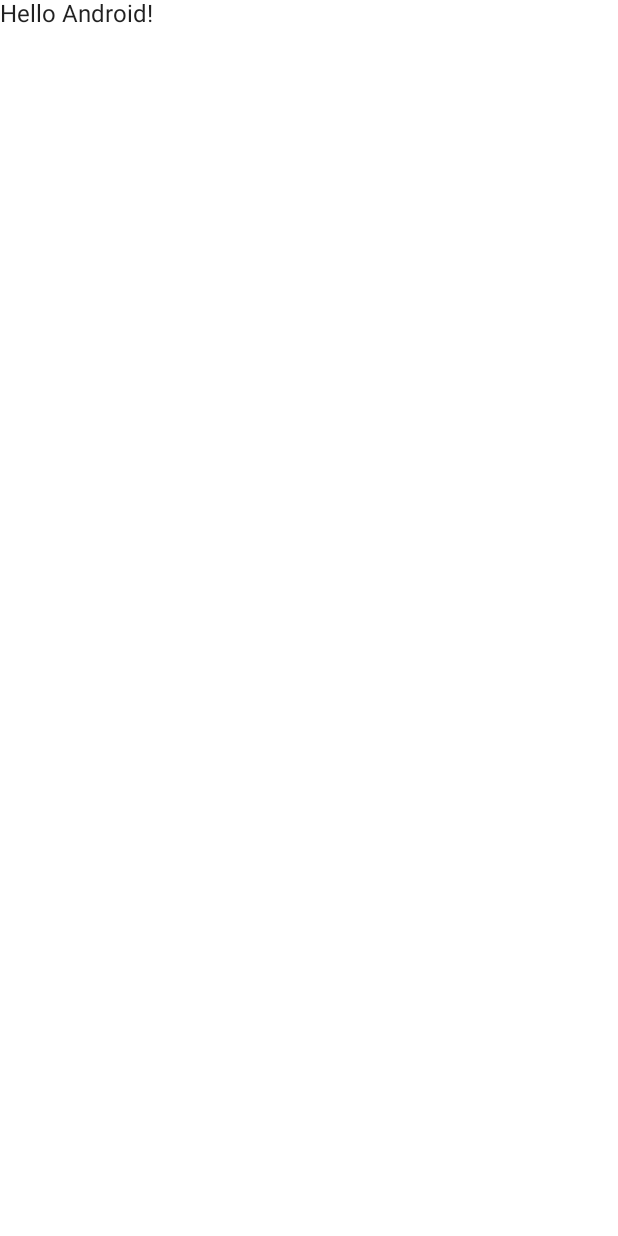
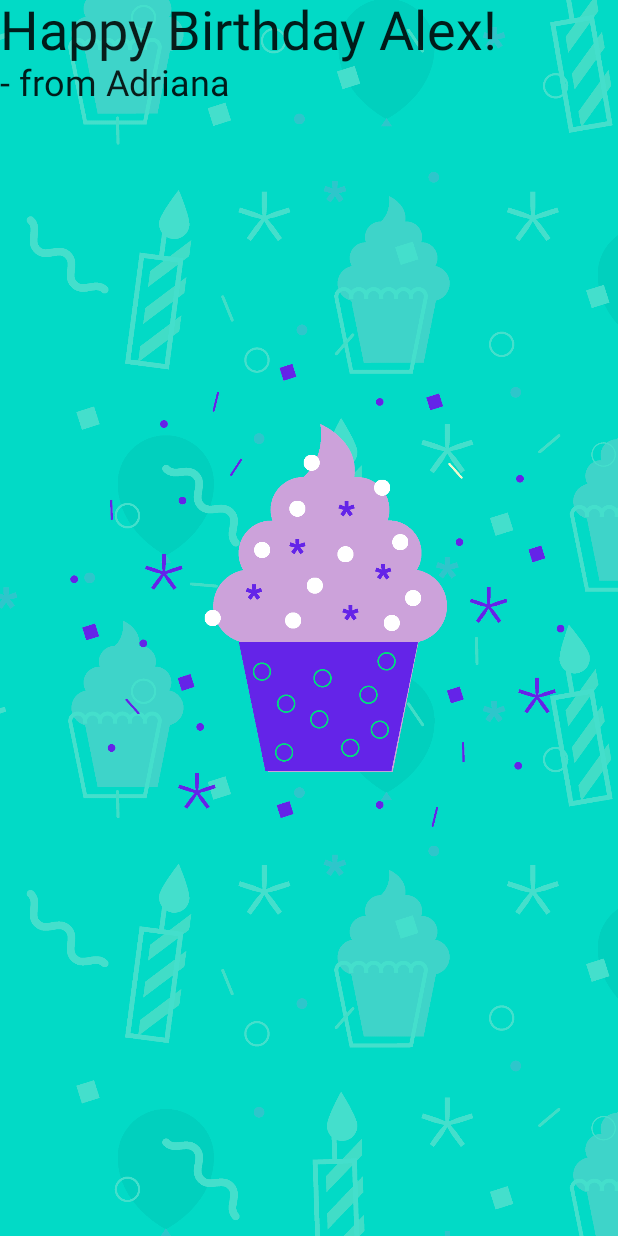
Before and after one commit to AdrianaRoza/Happy_Birthday, an Android app built with Jetpack Compose: the screen it shows after launch (MainActivity), on a phone screen of 412 x 824 dp. Before the commit the screen is almost empty. Run offline under Robolectric (Android 15) with nearby library versions, the phone set to English and light mode, and no system bars.

Commit message:
feat: add_mergeable_image

```diff
--- a/app/src/main/java/com/example/happybirthday/MainActivity.kt
+++ b/app/src/main/java/com/example/happybirthday/MainActivity.kt
@@ -3,13 +3,19 @@ package com.example.happybirthday
 import android.os.Bundle
 import androidx.activity.ComponentActivity
 import androidx.activity.compose.setContent
+import androidx.compose.foundation.Image
+import androidx.compose.foundation.layout.Box
+import androidx.compose.foundation.layout.Column
 import androidx.compose.foundation.layout.fillMaxSize
 import androidx.compose.material.MaterialTheme
 import androidx.compose.material.Surface
 import androidx.compose.material.Text
 import androidx.compose.runtime.Composable
 import androidx.compose.ui.Modifier
+import androidx.compose.ui.layout.ContentScale
+import androidx.compose.ui.res.painterResource
 import androidx.compose.ui.tooling.preview.Preview
+import androidx.compose.ui.unit.sp
 import com.example.happybirthday.ui.theme.HappyBirthdayTheme
 
 class MainActivity : ComponentActivity() {
@@ -18,26 +24,48 @@ class MainActivity : ComponentActivity() {
         setContent {
             HappyBirthdayTheme {
                 // A surface container using the 'background' color from the theme
-                Surface(
-                    modifier = Modifier.fillMaxSize(),
-                    color = MaterialTheme.colors.background
-                ) {
-                    Greeting("Android")
+                Surface(color = MaterialTheme.colors.background) {
+                    BirthdayGreetingWithImage("Happy Birthday Alex!", "- from Adriana")
                 }
             }
         }
     }
 }
+@Composable
+fun BirthdayGreetingWithText(message: String, from: String, modifier: Modifier = Modifier) {
+    Column (modifier = modifier) {
+        Text(
+            text = message,
+            fontSize = 36.sp
+        )
 
-@Composable
-fun Greeting(name: String) {
-    Text(text = "Hello $name!")
-}
-
-@Preview(showBackground = true)
-@Composable
-fun DefaultPreview() {
-    HappyBirthdayTheme {
-        Greeting("Android")
+        Text(
+            text = from,
+            fontSize = 24.sp
+        )
     }
 }
+@Composable
+fun BirthdayGreetingWithImage(message: String, from: String, modifier: Modifier = Modifier) {
+    val image = painterResource(R.drawable.androidparty)
+
+    Box {
+        Image(
+            painter = image,
+            contentDescription = null
+        )
+        Image(
+            painter = image,
+            contentDescription = null,
+            contentScale = ContentScale.Crop
+        )
+        BirthdayGreetingWithText(message = message, from = from)
+    }
+}
+@Preview(showBackground = false)
+@Composable
+fun BirthdayCardPreview() {
+    HappyBirthdayTheme {
+        BirthdayGreetingWithImage("Happy Birthday Alex!", "- from Adriana")
+    }
+}
```
Also changed, not shown: app/src/main/res/drawable-nodpi/androidparty.png (added).
